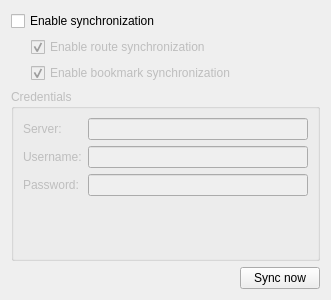
Earthwings/marble, file src/lib/MarbleCloudSyncSettingsWidget.ui: the form before one commit.
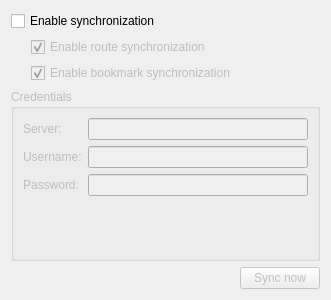
The form after the commit.

Patch:
```diff
--- a/src/lib/MarbleCloudSyncSettingsWidget.ui
+++ b/src/lib/MarbleCloudSyncSettingsWidget.ui
@@ -169,6 +169,9 @@
      </item>
      <item>
       <widget class="QPushButton" name="button_syncNow">
+       <property name="enabled">
+        <bool>false</bool>
+       </property>
        <property name="text">
         <string>Sync now</string>
        </property>
```
Left out of the diff: 48 changed lines with no effect on the pictures.
